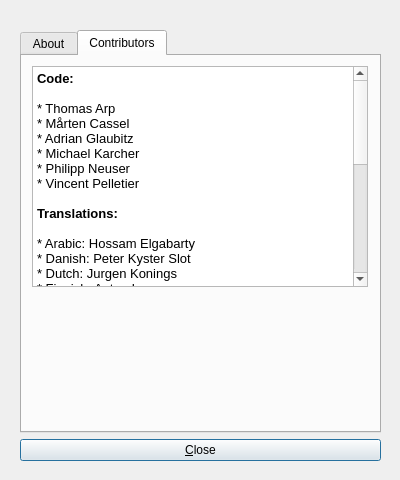
First picture: the form in qhimdtransfer/qhimdaboutdialog.ui, repository linux-minidisc/linux-minidisc, before the edit.
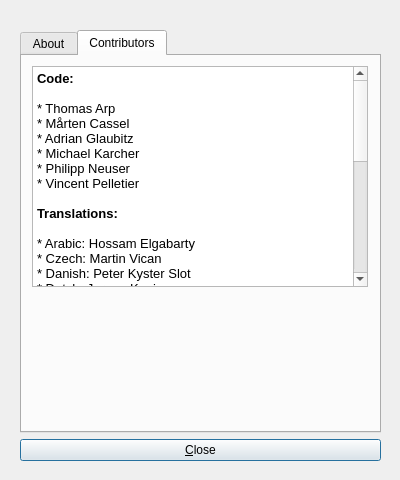
Second picture: the form after the edit. The open tabs and pages were chosen to show the change. Icons and pictures are not drawn.

Commit message: Add Czech translation to project file (qhimdtransfer.pro) and credit Martin Vican for the translation in the about dialog.

The edit to the form file:
```diff
--- a/qhimdtransfer/qhimdaboutdialog.ui
+++ b/qhimdtransfer/qhimdaboutdialog.ui
@@ -122,6 +122,7 @@
 &lt;p style=&quot; margin-top:0px; margin-bottom:0px; margin-left:0px; margin-right:0px; -qt-block-indent:0; text-indent:0px;&quot;&gt;&lt;span style=&quot; font-weight:600;&quot;&gt;Translations:&lt;/span&gt;&lt;/p&gt;
 &lt;p style=&quot;-qt-paragraph-type:empty; margin-top:0px; margin-bottom:0px; margin-left:0px; margin-right:0px; -qt-block-indent:0; text-indent:0px; font-weight:600;&quot;&gt;&lt;/p&gt;
 &lt;p style=&quot; margin-top:0px; margin-bottom:0px; margin-left:0px; margin-right:0px; -qt-block-indent:0; text-indent:0px;&quot;&gt;* Arabic: Hossam Elgabarty&lt;/p&gt;
+&lt;p style=&quot; margin-top:0px; margin-bottom:0px; margin-left:0px; margin-right:0px; -qt-block-indent:0; text-indent:0px;&quot;&gt;* Czech: Martin Vican&lt;/p&gt;
 &lt;p style=&quot; margin-top:0px; margin-bottom:0px; margin-left:0px; margin-right:0px; -qt-block-indent:0; text-indent:0px;&quot;&gt;* Danish: Peter Kyster Slot&lt;/p&gt;
 &lt;p style=&quot; margin-top:0px; margin-bottom:0px; margin-left:0px; margin-right:0px; -qt-block-indent:0; text-indent:0px;&quot;&gt;* Dutch: Jurgen Konings&lt;/p&gt;
 &lt;p style=&quot; margin-top:0px; margin-bottom:0px; margin-left:0px; margin-right:0px; -qt-block-indent:0; text-indent:0px;&quot;&gt;* Finnish: Anton Isopoussu&lt;/p&gt;
```
The commit also changes 1 other file.
